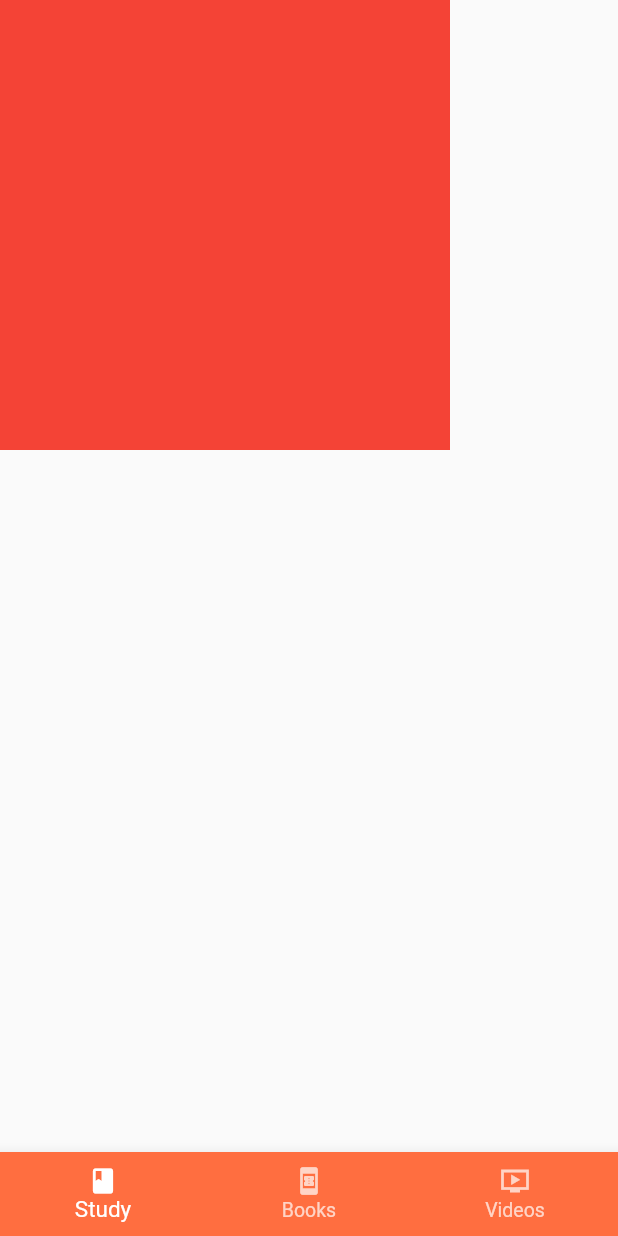
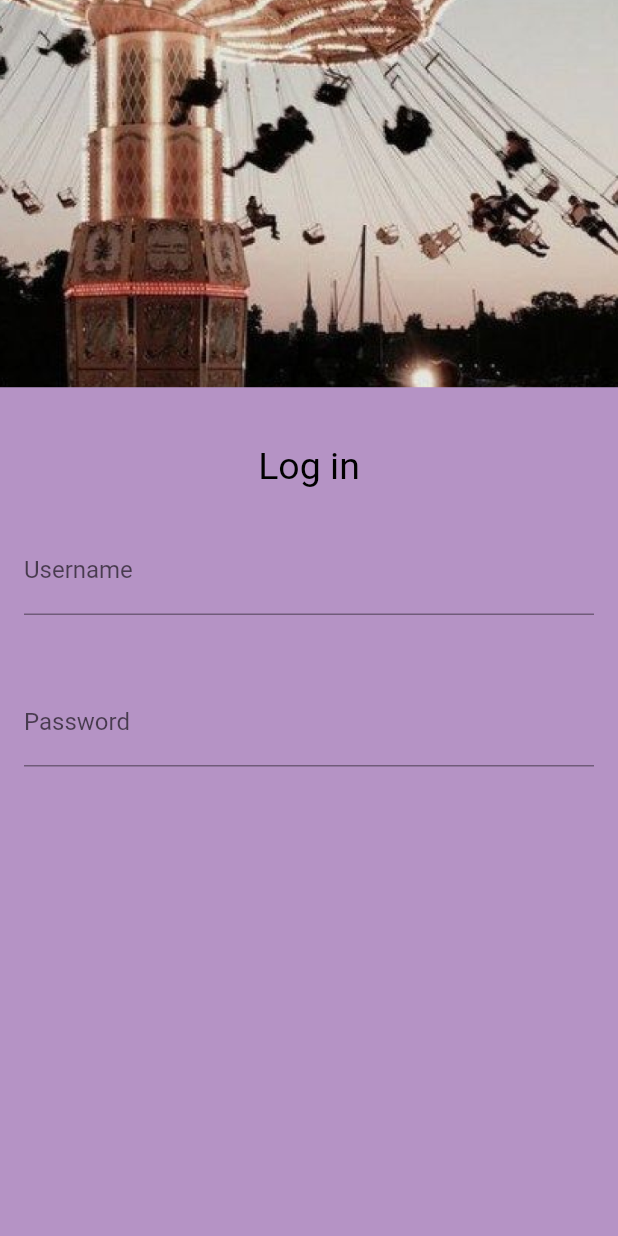
Before and after one commit to Adit0507/Hack-The-League, a Flutter app: the screen it shows after launch, on a phone screen of 412 x 824 dp. Run offline on Flutter 3.47's test engine with Material 2 defaults, Android fonts, the phone set to English and light mode, and no system bars.

Commit message:
LoginPages added

```diff
--- a/lib/home/home.dart
+++ b/lib/home/home.dart
@@ -27,26 +27,36 @@ class _HomePageState extends State<HomePage> {
         type: BottomNavigationBarType.fixed,
         currentIndex: currentIndex,
         onTap: (index) => setState(() => currentIndex = index),
-        backgroundColor: Colors.deepOrangeAccent,
+        backgroundColor: Colors.deepPurple,
         unselectedItemColor: Colors.white70,
         selectedItemColor: Colors.white,
-        iconSize: 20,
+        iconSize: 15,
         selectedFontSize: 15,
         unselectedFontSize: 13,
         items: [
           BottomNavigationBarItem(
-            icon: Icon(Icons.book),
-            label: 'Study',
+            icon: Icon(Icons.home),
+            label: 'Home',
             // backgroundColor: Colors.blue,
           ),
           BottomNavigationBarItem(
-            icon: Icon(Icons.book_online),
-            label: 'Books',
+            icon: Icon(Icons.map_outlined),
+            label: 'Map',
             // backgroundColor: Colors.deepOrangeAccent,
           ),
           BottomNavigationBarItem(
-            icon: Icon(Icons.ondemand_video_sharp),
-            label: 'Videos',
+            icon: Icon(Icons.qr_code_2_outlined),
+            label: 'QR',
+            // backgroundColor: Colors.deepPurpleAccent,
+          ),
+          BottomNavigationBarItem(
+            icon: Icon(Icons.info_outline),
+            label: 'Info',
+            // backgroundColor: Colors.deepPurpleAccent,
+          ),
+          BottomNavigationBarItem(
+            icon: Icon(Icons.person_search_sharp),
+            label: 'Profile',
             // backgroundColor: Colors.deepPurpleAccent,
           ),
         ],
--- /dev/null
+++ b/lib/login/login.dart
@@ -0,0 +1,90 @@
+import 'package:flutter/material.dart';
+
+class LoginPage extends StatefulWidget {
+  @override
+  _LoginPageState createState() => _LoginPageState();
+}
+
+class _LoginPageState extends State<LoginPage> {
+  String name = "";
+  bool changeButton = false;
+
+  final _formKey = GlobalKey<FormState>();
+  // moveToHome(BuildContext context) async {
+  //   if (_formKey.currentState.validate()) {
+  //     setState(() {
+  //       changeButton = true;
+  //     });
+  //     await Future.delayed(Duration(seconds: 1));
+  //     await Navigator.pushNamed(context, MyRoutes.);
+  //     setState(() {
+  //       changeButton = false;
+  //     });
+  //   }
+  // }
+
+  @override
+  Widget build(BuildContext context) {
+    return Scaffold(
+      body: SafeArea(
+        child: SingleChildScrollView(
+          child: Stack(
+            children: [
+              Container(
+                height: MediaQuery.of(context).size.height,
+                width: MediaQuery.of(context).size.width,
+                child: Image.asset("assets/images/login.png",
+                    fit: BoxFit.fitWidth),
+              ),
+              SizedBox(
+                height: 296,
+              ),
+              Container(
+                margin: EdgeInsets.symmetric(
+                  vertical: 296,
+                ),
+                child: Column(
+                  children: [
+                    Container(
+                      // padding: EdgeInsets.all(1),
+                      margin: EdgeInsets.symmetric(horizontal: 157),
+                      child: Text(
+                        "Log in",
+                        style: TextStyle(fontSize: 25, color: Colors.black),
+                      ),
+                    ),
+                    SizedBox(
+                      height: 10,
+                    ),
+                    Padding(
+                      padding: const EdgeInsets.all(16.0),
+                      child: TextFormField(
+                        decoration: InputDecoration(
+                          hintText: "Enter username",
+                          labelText: "Username",
+                        ),
+                      ),
+                    ),
+                    SizedBox(
+                      height: 10,
+                    ),
+                    Padding(
+                      padding: const EdgeInsets.all(16.0),
+                      child: TextFormField(
+                        obscureText: true,
+                        decoration: InputDecoration(
+                          hintText: "Enter password",
+                          labelText: "Password",
+                        ),
+                      ),
+                    ),
+                  ],
+                ),
+              )
+            ],
+          ),
+        ),
+      ),
+    );
+  }
+}
--- a/lib/main.dart
+++ b/lib/main.dart
@@ -1,3 +1,4 @@
+import 'package:bharatq/login/login.dart';
 import 'package:bharatq/splashscreen/splashscreen.dart';
 import 'package:flutter/material.dart';
 
@@ -12,8 +13,7 @@ class HomeScreen extends StatelessWidget {
   Widget build(BuildContext context) {
     return MaterialApp(
       debugShowCheckedModeBanner: false,
-      home: SplashPage(),
-
+      home: LoginPage(),
     );
   }
 }
--- a/pubspec.yaml
+++ b/pubspec.yaml
@@ -61,8 +61,8 @@ flutter:
   uses-material-design: true
 
   # To add assets to your application, add an assets section, like this:
-  # assets:
-  #   - images/a_dot_burr.jpeg
+  assets:
+    - assets/images/
   #   - images/a_dot_ham.jpeg
 
   # An image asset can refer to one or more resolution-specific "variants", see
```
Also changed, not shown: assets/images/getstarted.png (added), assets/images/login.png (added).
